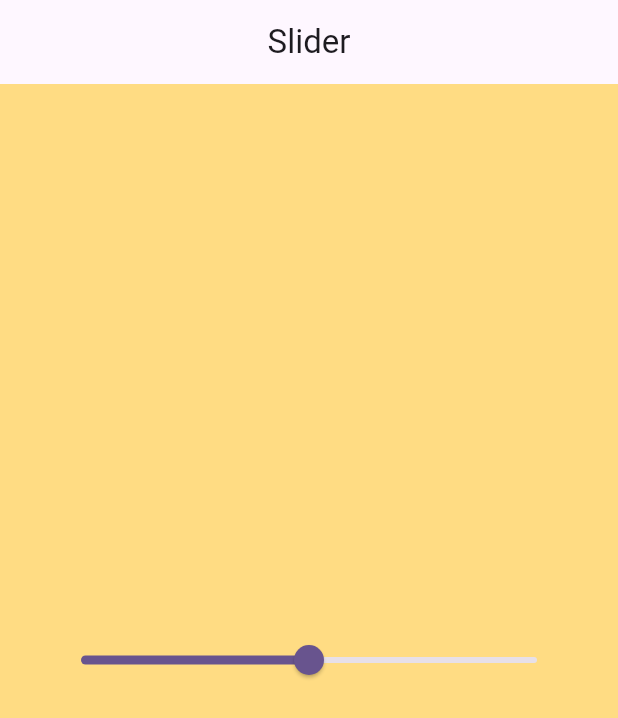
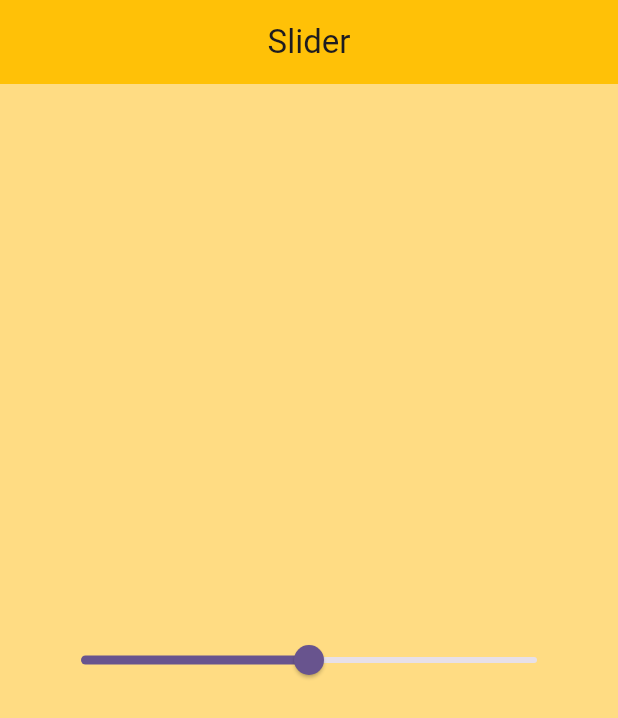
Before and after one commit to farizfarooqui/GetX, a Flutter app: the screen it shows after launch, on a phone screen of 412 x 824 dp. Shown: the top 718 px of the screen. Run offline on Flutter 3.47's test engine with Material 3 defaults, Android fonts, the phone set to English and light mode, and no system bars; our stand-ins replace get.

Commit message:
slider example with getx

```diff
--- a/lib/Views/Slider view/slider_counter.dart
+++ b/lib/Views/Slider view/slider_counter.dart
@@ -1,4 +1,3 @@
-import 'package:flutter/material.dart';
 import 'package:get/get.dart';
 
 class SliderController extends GetxController {
--- a/lib/Views/Slider view/slider_view.dart
+++ b/lib/Views/Slider view/slider_view.dart
@@ -15,6 +15,7 @@ class _SliderViewState extends State<SliderView> {
   Widget build(BuildContext context) {
     return Scaffold(
       appBar: AppBar(
+        backgroundColor: Colors.amber,
         title: const Center(child: Text('Slider')),
       ),
       body: Stack(
```
